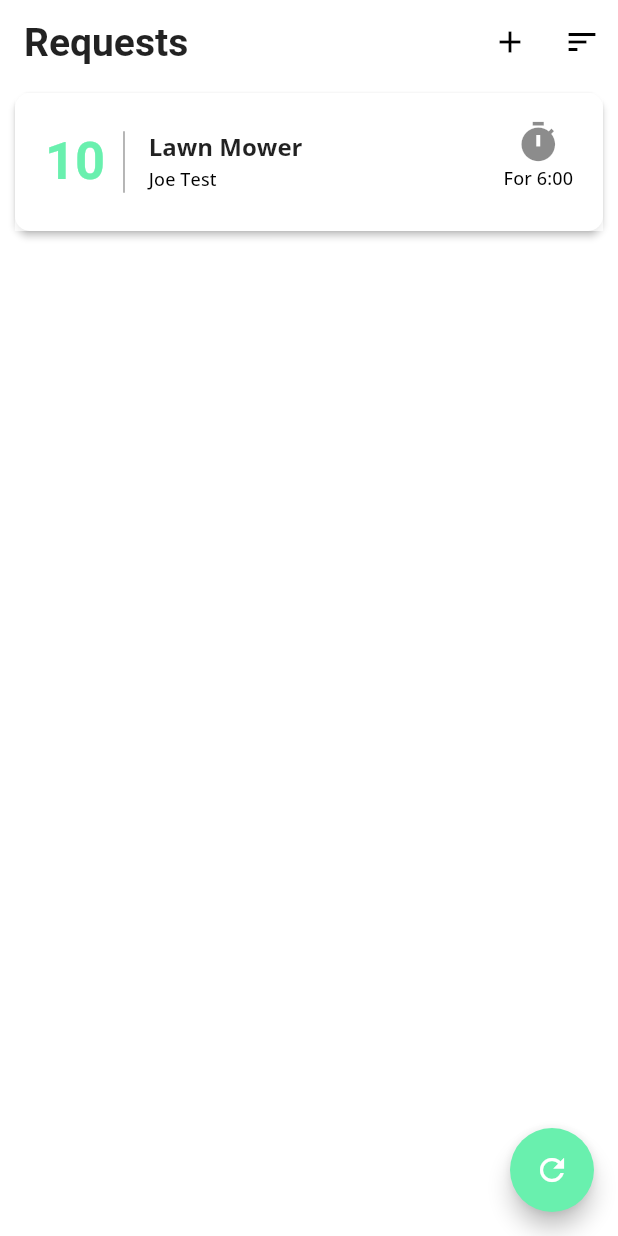
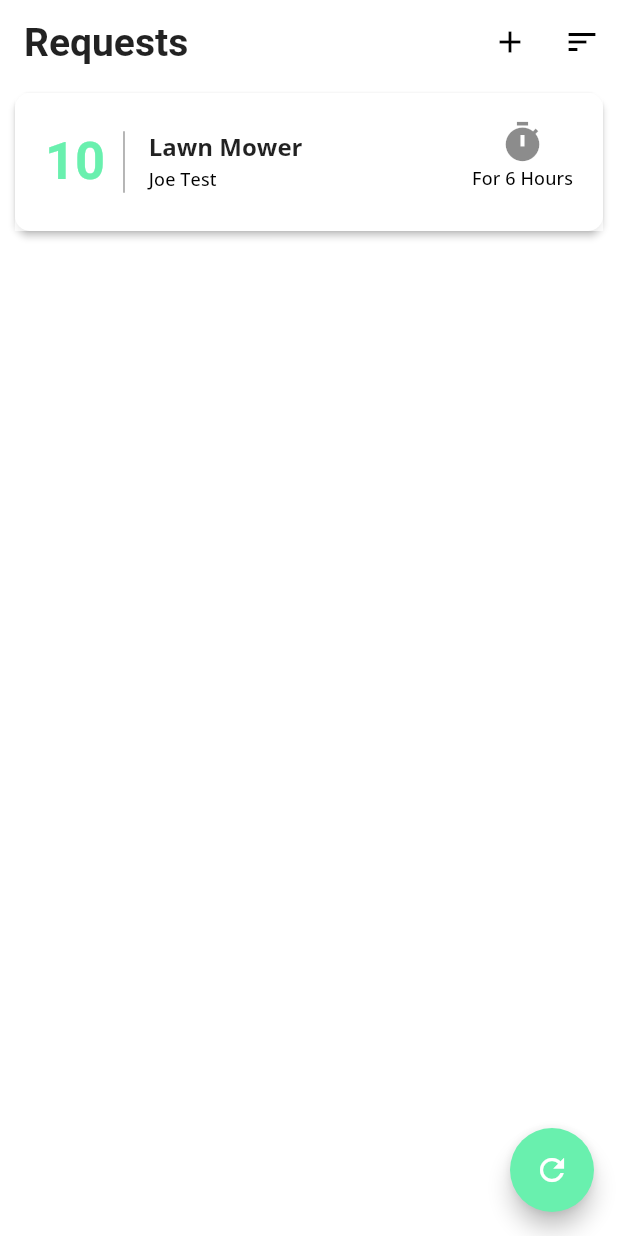
Before and after one commit to meyerzinn/rentcycle, a Flutter app: the screen it shows after launch, on a phone screen of 412 x 824 dp. Run offline on Flutter 3.47's test engine with Material 2 defaults, Android fonts, the phone set to English and light mode, and no system bars; our stand-ins replace google_fonts.

Commit message:
slight change

```diff
--- a/lib/view-requests.dart
+++ b/lib/view-requests.dart
@@ -198,8 +198,7 @@ class RequestWidgetState extends State<RequestWidget> {
       return Column(
         children: <Widget>[
           Icon(Icons.timer, size: 30),
-          Text("For ${ler.lendFor.inHours}:${(ler.lendFor.inMinutes % 60).toString()
-              .padLeft(2, '0')}", style: Theme.of(context).textTheme.subtitle)
+          Text("For ${ler.lendFor.inHours} Hours", style: Theme.of(context).textTheme.subtitle)
         ]
       );
     }
```
